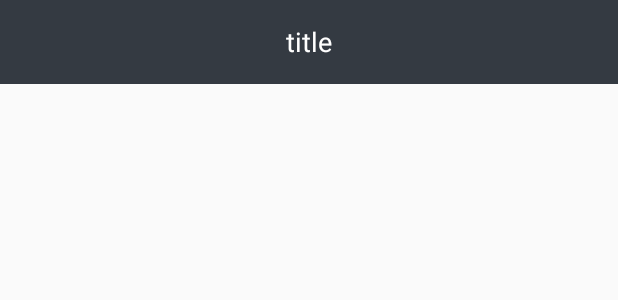
After one commit to shuiDianBing/bee, an Android app: the layout include_toolbar.xml on its own in the app's theme, with its tools: preview values and no code run, on a phone screen of 412 x 824 dp. The commit adds this screen. Shown: the top 300 px of the screen. Run offline under Robolectric (Android 15) with nearby library versions, the phone set to English and light mode, and no system bars.

```diff
--- a/bee/app/src/main/java/com/stynet/bee/viewLayer/activity/HomeActivity.java
+++ b/bee/app/src/main/java/com/stynet/bee/viewLayer/activity/HomeActivity.java
@@ -20,6 +20,7 @@ import com.stynet.bee.presenterLayer.HomeVm;
 import com.stynet.bee.HomeBinding;
 import com.stynet.frameset.Printf;
 import com.stynet.frameset.mvpvm.viewLayer.activity.MvpvmActivity;
+import com.stynet.frameset.tool.PhoneUtils;
 import com.stynet.shuidianbing.opticalcharacterrecognition.activity.ScanCodeActivity;
 import com.stynet.widget.FiltrateView;
 import com.stynet.widget.KindView;
@@ -70,6 +71,7 @@ public class HomeActivity extends MvpvmActivity<HomeVm,HomeBinding> {
 
             }
         });
+        //PhoneUtils.getPhoneInfo(this);
     }
     private SurfaceHolder.Callback getCallback(){
         return new SurfaceHolder.Callback() {
--- /dev/null
+++ b/bee/widget/src/main/res/layout/include_toolbar.xml
@@ -0,0 +1,28 @@
+<?xml version="1.0" encoding="utf-8"?>
+<!-- Android - 设置透明状态栏后弹出键盘的时候Toolbar被拉伸或者移出屏幕的问题解决 https://www.jianshu.com/p/1b22a1d2a7b8-->
+<android.support.v7.widget.Toolbar xmlns:android="http://schemas.android.com/apk/res/android"
+    android:layout_width="match_parent"
+    android:layout_height="wrap_content"
+    xmlns:app="http://schemas.android.com/apk/res-auto"
+    android:fitsSystemWindows="true"
+    android:background="#FF343A42"
+    android:id="@+id/toolbar"
+    app:navigationIcon="@null"
+    app:title="@null"
+    app:titleTextColor="@android:color/transparent"
+    app:subtitle="@null"
+    app:subtitleTextColor="@android:color/transparent"
+    app:theme="@style/ThemeOverlay.AppCompat.Dark.ActionBar"
+    android:textStyle="normal"
+    android:textSize="16sp"
+    android:actionMenuTextColor="@android:color/white">
+    <TextView
+        android:id="@android:id/text1"
+        android:layout_width="wrap_content"
+        android:layout_height="wrap_content"
+        android:layout_gravity="center"
+        android:gravity="center"
+        android:text="title"
+        android:textColor="@android:color/white"
+        android:textSize="18sp"/>
+</android.support.v7.widget.Toolbar>
```
Also changed, not shown: bee/widget/src/main/java/com/stynet/widget/ScrollLayout.java (+13 -8 lines), bee/widget/src/main/res/drawable-hdpi/rectangle_level_gradual.xml (added, +9 -0 lines).
